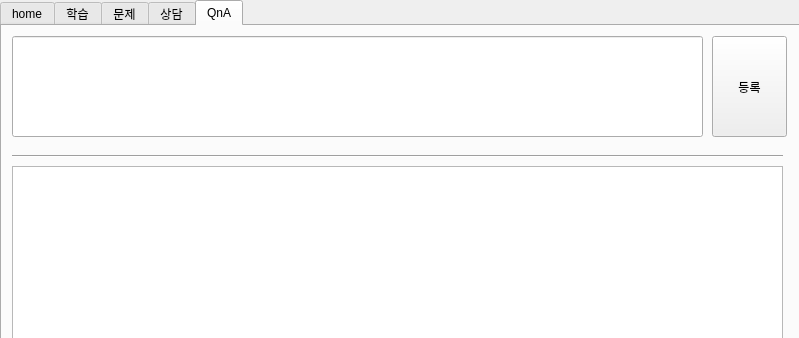
This is main.ui in ChoiJiHyeok/APIproject as Qt 5 draws it before an edit; both pictures show x 0 to 799 and y 0 to 338 of the 799 by 600 pixel window. The edited form follows.
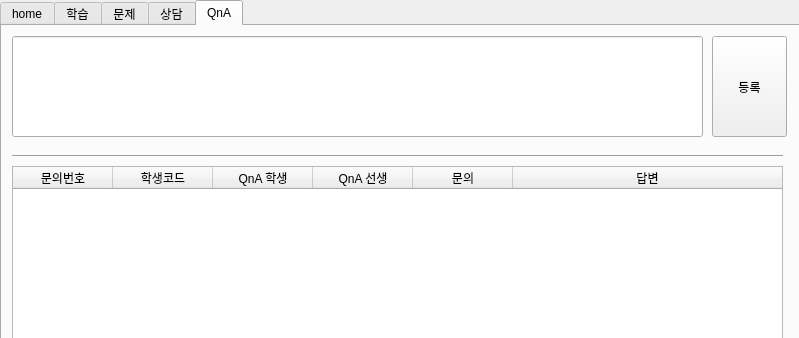
This is the edited form. The open tabs and pages were chosen to show the change.

Commit message: 230211 ui 수정

Diff of the .ui file:
```diff
--- a/main.ui
+++ b/main.ui
@@ -689,6 +689,42 @@
           <height>381</height>
          </rect>
         </property>
+        <property name="editTriggers">
+         <set>QAbstractItemView::NoEditTriggers</set>
+        </property>
+        <attribute name="horizontalHeaderStretchLastSection">
+         <bool>true</bool>
+        </attribute>
+        <column>
+         <property name="text">
+          <string>문의번호</string>
+         </property>
+        </column>
+        <column>
+         <property name="text">
+          <string>학생코드</string>
+         </property>
+        </column>
+        <column>
+         <property name="text">
+          <string>QnA 학생</string>
+         </property>
+        </column>
+        <column>
+         <property name="text">
+          <string>QnA 선생</string>
+         </property>
+        </column>
+        <column>
+         <property name="text">
+          <string>문의</string>
+         </property>
+        </column>
+        <column>
+         <property name="text">
+          <string>답변</string>
+         </property>
+        </column>
        </widget>
        <widget class="QPushButton" name="sbt_qa">
         <property name="geometry">
```
Left out of the diff: 50 changed lines with no effect on the pictures.
